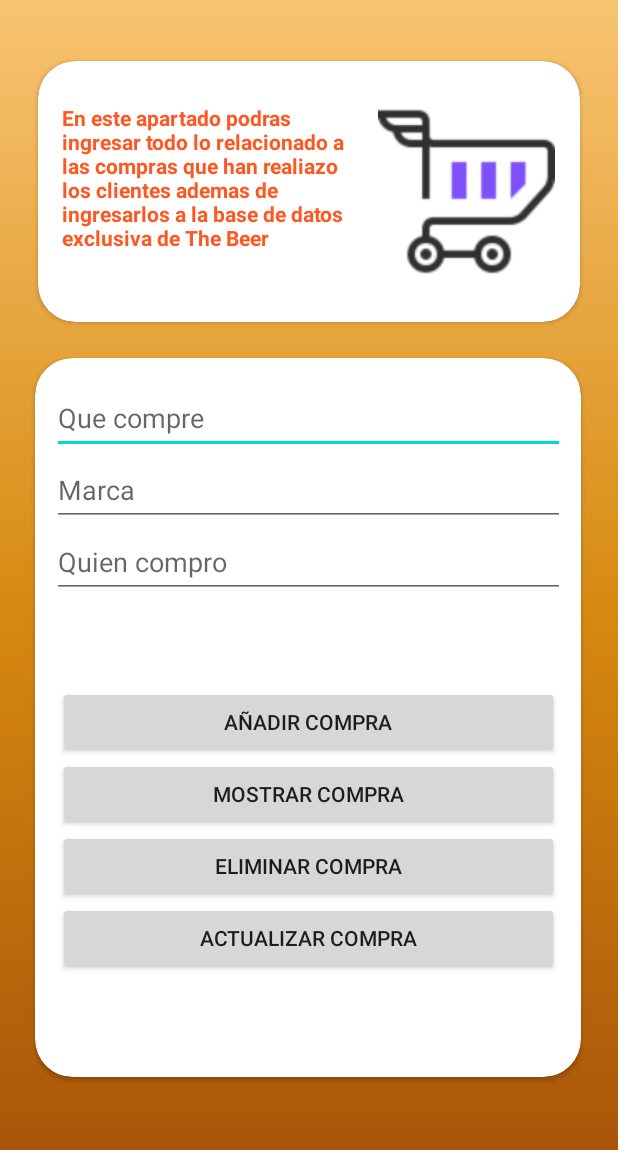
After one commit to alacalufexd/The_Beer, an Android app: the baseDatos screen opened directly, with no data from a screen before it, on a phone screen of 412 x 824 dp. The commit adds this screen. Shown: the top 1150 px of the screen. Run offline under Robolectric (Android 15) with nearby library versions, the phone set to English and light mode, and no system bars.

Commit message:
nueva actualizacion

```diff
--- a/app/build.gradle
+++ b/app/build.gradle
@@ -6,7 +6,7 @@ android {
     compileSdk 31
 
     defaultConfig {
-        applicationId "com.example.project_basejt"
+        applicationId "com.beta01JaimeToledo.project_basejt"
         minSdk 21
         targetSdk 31
         versionCode 1
@@ -29,10 +29,13 @@ android {
 
 dependencies {
 
+
     implementation 'com.android.support:appcompat-v7:28.0.0'
     implementation 'com.android.support.constraint:constraint-layout:2.0.4'
     implementation 'com.android.support:cardview-v7:28.0.0'
     testImplementation 'junit:junit:4.+'
     androidTestImplementation 'com.android.support.test:runner:1.0.2'
     androidTestImplementation 'com.android.support.test.espresso:espresso-core:3.0.2'
+
+
 }
--- a/app/src/main/AndroidManifest.xml
+++ b/app/src/main/AndroidManifest.xml
@@ -9,6 +9,12 @@
         android:roundIcon="@mipmap/ic_launcher_round"
         android:supportsRtl="true"
         android:theme="@style/Theme.Project_baseJt">
+        <activity
+            android:name=".mapsG"
+            android:exported="false" />
+        <activity
+            android:name=".baseDatos"
+            android:exported="false" />
         <activity
             android:name=".contactos"
             android:exported="false" />
--- /dev/null
+++ b/app/src/main/res/layout/activity_base_datos.xml
@@ -0,0 +1,148 @@
+<?xml version="1.0" encoding="utf-8"?>
+<android.support.constraint.ConstraintLayout xmlns:android="http://schemas.android.com/apk/res/android"
+    xmlns:app="http://schemas.android.com/apk/res-auto"
+    xmlns:tools="http://schemas.android.com/tools"
+    android:layout_width="match_parent"
+    android:layout_height="match_parent"
+    android:background="@drawable/gradients_background"
+
+    tools:context=".baseDatos">
+
+    <android.support.v7.widget.CardView
+        android:id="@+id/cardView5"
+        android:layout_width="361dp"
+        android:layout_height="174dp"
+        app:cardCornerRadius="25dp"
+        app:layout_constraintBottom_toBottomOf="parent"
+        app:layout_constraintEnd_toEndOf="parent"
+        app:layout_constraintHorizontal_bias="0.497"
+        app:layout_constraintStart_toStartOf="parent"
+        app:layout_constraintTop_toTopOf="parent"
+        app:layout_constraintVertical_bias="0.063">
+
+        <android.support.constraint.ConstraintLayout
+            android:layout_width="match_parent"
+            android:layout_height="match_parent">
+
+            <ImageView
+                android:id="@+id/imageView2"
+                android:layout_width="119dp"
+                android:layout_height="118dp"
+                app:layout_constraintBottom_toBottomOf="parent"
+                app:layout_constraintEnd_toEndOf="parent"
+                app:layout_constraintHorizontal_bias="0.933"
+                app:layout_constraintStart_toStartOf="parent"
+                app:layout_constraintTop_toTopOf="parent"
+                app:srcCompat="@drawable/carro" />
+
+            <TextView
+                android:id="@+id/textView8"
+                android:layout_width="193dp"
+                android:layout_height="119dp"
+                android:text="En este apartado podras ingresar todo lo relacionado a las compras que han realiazo los clientes ademas de ingresarlos a la base de datos exclusiva de The Beer"
+                android:textColor="#FF5722"
+                android:textStyle="bold"
+                app:layout_constraintBottom_toBottomOf="parent"
+                app:layout_constraintEnd_toEndOf="parent"
+                app:layout_constraintHorizontal_bias="0.095"
+                app:layout_constraintStart_toStartOf="parent"
+                app:layout_constraintTop_toTopOf="parent"
+                app:layout_constraintVertical_bias="0.509" />
+
+        </android.support.constraint.ConstraintLayout>
+    </android.support.v7.widget.CardView>
+
+    <android.support.v7.widget.CardView
+        android:layout_width="364dp"
+        android:layout_height="479dp"
+        app:cardCornerRadius="25dp"
+        app:layout_constraintBottom_toBottomOf="parent"
+        app:layout_constraintEnd_toEndOf="parent"
+        app:layout_constraintHorizontal_bias="0.489"
+        app:layout_constraintStart_toStartOf="parent"
+        app:layout_constraintTop_toBottomOf="@+id/cardView5"
+        app:layout_constraintVertical_bias="0.186" >
+
+        <android.support.constraint.ConstraintLayout
+            android:layout_width="match_parent"
+            android:layout_height="match_parent">
+
+            <LinearLayout
+                android:id="@+id/linearLayout"
+                android:layout_width="342dp"
+                android:layout_height="151dp"
+                android:layout_marginTop="16dp"
+                android:orientation="vertical"
+                app:layout_constraintEnd_toEndOf="parent"
+                app:layout_constraintStart_toStartOf="parent"
+                app:layout_constraintTop_toTopOf="parent">
+
+                <EditText
+                    android:id="@+id/txtCompre"
+                    android:layout_width="match_parent"
+                    android:layout_height="wrap_content"
+                    android:ems="10"
+                    android:hint="Que compre"
+                    android:inputType="textPersonName"
+                    android:minHeight="48dp" />
+
+                <EditText
+                    android:id="@+id/txtMarca"
+                    android:layout_width="match_parent"
+                    android:layout_height="wrap_content"
+                    android:ems="10"
+                    android:hint="Marca"
+                    android:inputType="textPersonName"
+                    android:minHeight="48dp" />
+
+                <EditText
+                    android:id="@+id/txtQuien"
+                    android:layout_width="match_parent"
+                    android:layout_height="wrap_content"
+                    android:ems="10"
+                    android:hint="Quien compro"
+                    android:inputType="textPersonName"
+                    android:minHeight="48dp" />
+            </LinearLayout>
+
+            <LinearLayout
+                android:layout_width="334dp"
+                android:layout_height="210dp"
+                android:orientation="vertical"
+                app:layout_constraintBottom_toBottomOf="parent"
+                app:layout_constraintEnd_toEndOf="parent"
+                app:layout_constraintStart_toStartOf="parent"
+                app:layout_constraintTop_toBottomOf="@+id/linearLayout">
+
+                <Button
+                    android:id="@+id/buttonCompra"
+                    android:layout_width="match_parent"
+                    android:layout_height="wrap_content"
+                    android:onClick="Guardar"
+                    android:text="Añadir Compra" />
+
+                <Button
+                    android:id="@+id/buttonMostrar"
+                    android:layout_width="match_parent"
+                    android:layout_height="wrap_content"
+                    android:onClick="Mostrar"
+                    android:text="Mostrar Compra" />
+
+                <Button
+                    android:id="@+id/buttonEliminar"
+                    android:layout_width="match_parent"
+                    android:layout_height="wrap_content"
+                    android:onClick="Eliminar"
+                    android:text="Eliminar Compra" />
+
+                <Button
+                    android:id="@+id/buttonActualizar"
+                    android:layout_width="match_parent"
+                    android:layout_height="wrap_content"
+                    android:onClick="Actualizar"
+                    android:text="Actualizar Compra" />
+            </LinearLayout>
+        </android.support.constraint.ConstraintLayout>
+    </android.support.v7.widget.CardView>
+
+</android.support.constraint.ConstraintLayout>
--- a/app/src/main/res/layout/activity_home.xml
+++ b/app/src/main/res/layout/activity_home.xml
@@ -178,7 +178,8 @@
                 android:layout_width="wrap_content"
                 android:layout_height="wrap_content"
                 android:layout_marginBottom="40dp"
-                android:text="Que mas compro"
+                android:onClick="baseDatos"
+                android:text="Ingreso de datos"
                 app:layout_constraintBottom_toBottomOf="parent"
                 app:layout_constraintEnd_toEndOf="parent"
                 app:layout_constraintHorizontal_bias="0.181"
```
Also changed, not shown: app/src/main/java/com/example/project_basejt/baseDatos.java (added, +169 -0 lines), app/src/main/java/com/example/project_basejt/database/AdminSQLiteOpenHelper.java (added, +29 -0 lines), app/src/main/java/com/example/project_basejt/home_act.java (+9 -0 lines), app/src/main/res/layout/activity_main.xml (+16 -14 lines), app/src/main/res/layout/activity_maps_g.xml (added, +9 -0 lines), app/src/main/res/drawable/carro.png (added), app/src/main/res/drawable/icon.png (deleted), app/src/main/res/drawable/logotipo.png, app/src/main/res/drawable/logotipo1.png (deleted), 2 other files.
